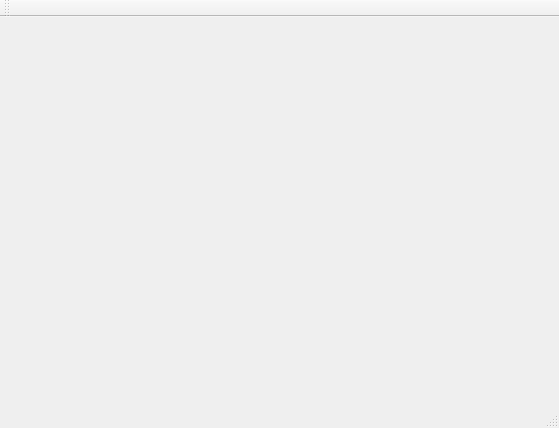
This is QT/day05/exec02/GameX/mainwindow.ui in qyqgit/MyDoc as Qt 5 draws it before an edit. The edited form follows.
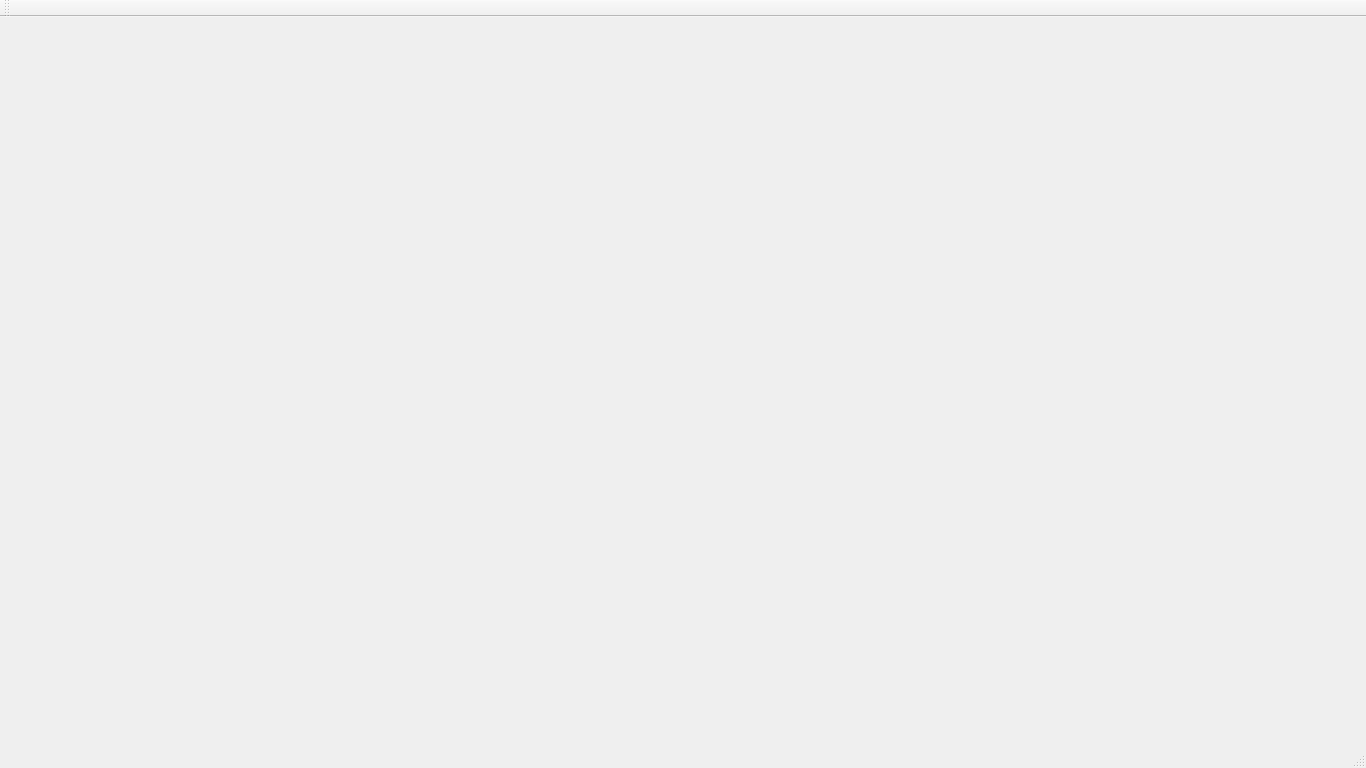
This is the edited form.

```diff
--- a/QT/day05/exec02/GameX/mainwindow.ui
+++ b/QT/day05/exec02/GameX/mainwindow.ui
@@ -6,8 +6,8 @@
    <rect>
     <x>0</x>
     <y>0</y>
-    <width>559</width>
-    <height>428</height>
+    <width>1366</width>
+    <height>768</height>
    </rect>
   </property>
   <property name="windowTitle">
```
Left out of the diff: 2 changed lines with no effect on the pictures.
